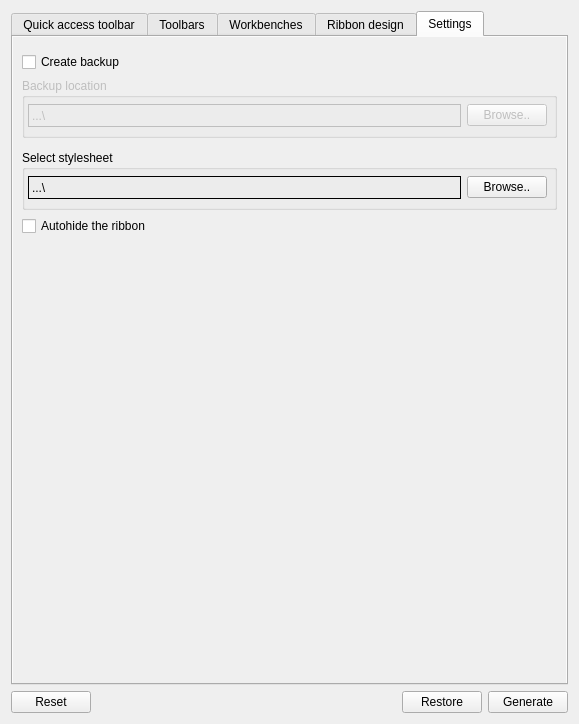
The window that Resources/ui/Settings.ui (geolta/FreeCAD-Ribbon) describes before a commit, drawn with Qt 5.
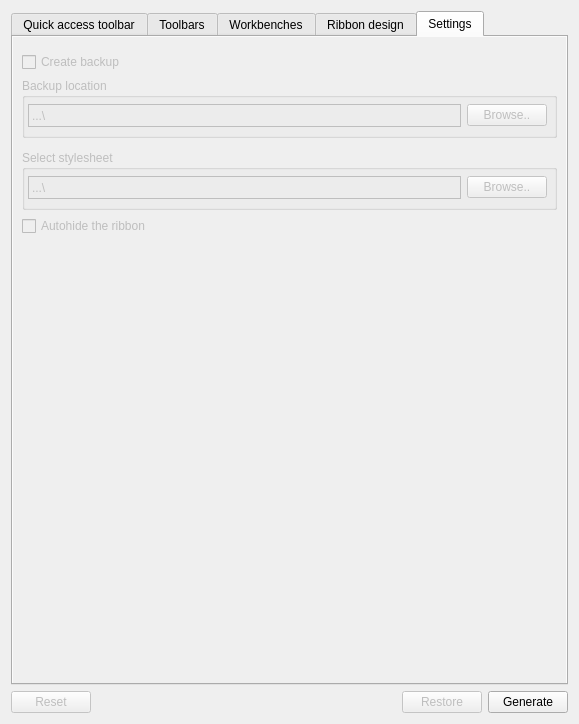
The same window after the commit. The open tabs and pages were chosen to show the change.

Commit message: Added the search functions and filter functions the table widget is now sorted based on the json data The menu uses now the  style and pallete from FreeCAD

Diff of the .ui file:
```diff
--- a/Resources/ui/Settings.ui
+++ b/Resources/ui/Settings.ui
@@ -31,6 +31,9 @@
      </item>
      <item row="0" column="0">
       <widget class="QPushButton" name="ResetJson">
+       <property name="enabled">
+        <bool>false</bool>
+       </property>
        <property name="text">
         <string>Reset</string>
        </property>
@@ -38,6 +41,9 @@
      </item>
      <item row="0" column="2">
       <widget class="QPushButton" name="RestoreJson">
+       <property name="enabled">
+        <bool>false</bool>
+       </property>
        <property name="text">
         <string>Restore</string>
        </property>
@@ -826,6 +832,9 @@
       </widget>
      </widget>
      <widget class="QWidget" name="Settings">
+      <property name="enabled">
+       <bool>false</bool>
+      </property>
       <property name="autoFillBackground">
        <bool>true</bool>
       </property>
```
Left out of the diff: 2 changed lines with no effect on the pictures. The commit also changes 3 other files.
